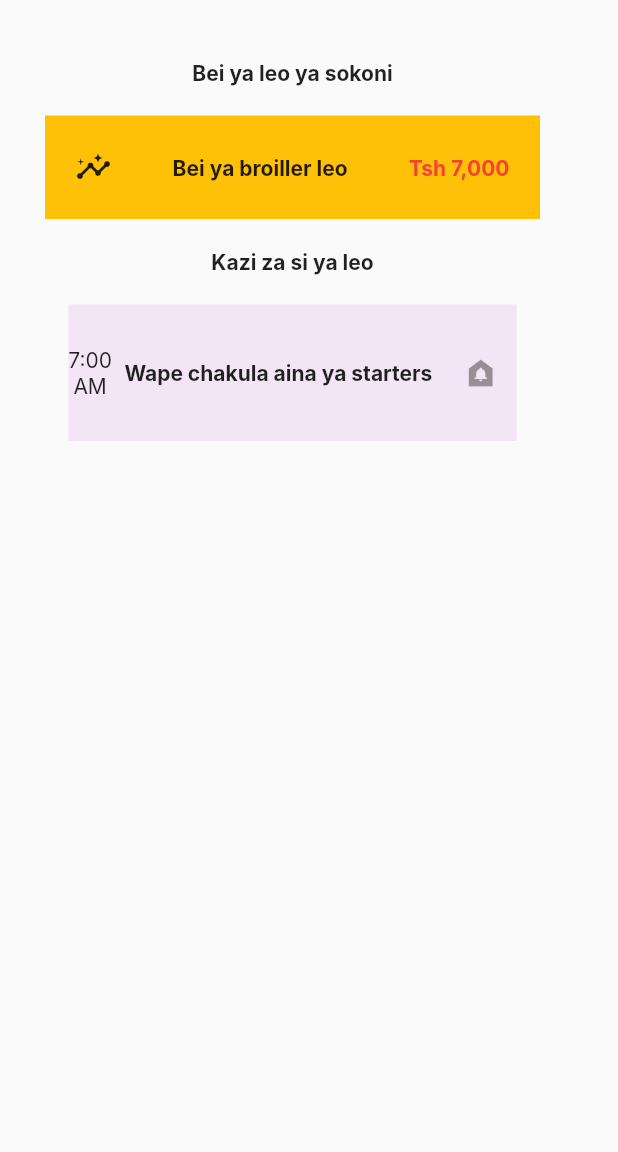
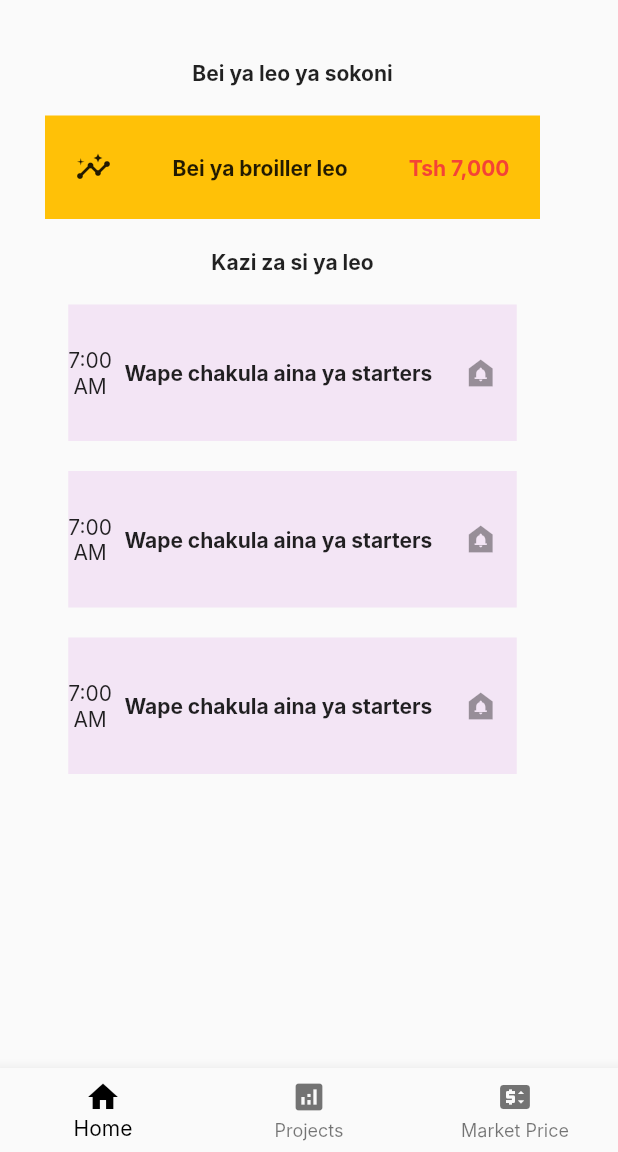
Before and after one commit to ezyerk2130/Agrikuku, a Flutter app: the screen it shows after launch, on a phone screen of 412 x 824 dp, the part 84-1236 px from its top. Run offline on Flutter 3.47's test engine with Material 2 defaults, Android fonts, the phone set to English and light mode, and no system bars; Roboto replaces fonts that are missing (Inter).

Commit message:
version4

```diff
--- a/lib/main.dart
+++ b/lib/main.dart
@@ -102,11 +102,72 @@ class myHomePage extends StatelessWidget {
                     ],
                   ),
                 ),
+                SizedBox(height: 20.0,),
+                Container(
+                  width: 299.0,
+                  height: 91,
+                  color: Colors.purple[50],
+                  child: Row(
+                    mainAxisAlignment: MainAxisAlignment.spaceBetween,
+                    children: [
+                      Column(
+                        mainAxisAlignment: MainAxisAlignment.center,
+                        children:const [
+                          Text('7:00'),
+                          Text('AM'),
+                        ],
+                      ),
+                      const Text('Wape chakula aina ya starters',
+                        style: TextStyle(
+                          fontWeight: FontWeight.bold ,
+                        ),
+                      ),
+                      IconButton(onPressed: null, icon: Icon(Icons.doorbell))
+                    ],
+                  ),
+                ),
+               SizedBox(height: 20.0,),
+                Container(
+                  width: 299.0,
+                  height: 91,
+                  color: Colors.purple[50],
+                  child: Row(
+                    mainAxisAlignment: MainAxisAlignment.spaceBetween,
+                    children: [
+                      Column(
+                        mainAxisAlignment: MainAxisAlignment.center,
+                        children:const [
+                          Text('7:00'),
+                          Text('AM'),
+                        ],
+                      ),
+                      const Text('Wape chakula aina ya starters',
+                        style: TextStyle(
+                          fontWeight: FontWeight.bold ,
+                        ),
+                      ),
+                      IconButton(onPressed: null, icon: Icon(Icons.doorbell))
+                    ],
+                  ),
+                ),
               ],
             ),
-
           ],
         ),
+      ),
+      bottomNavigationBar: BottomNavigationBar(
+        items: const [
+          BottomNavigationBarItem(icon: Icon(Icons.home),
+            label: 'Home',
+          ),
+          BottomNavigationBarItem(icon: Icon(Icons.analytics),
+            label: 'Projects',
+          ),
+          BottomNavigationBarItem(icon: Icon(Icons.price_change),
+            label: 'Market Price',
+          ),
+        ],
+        selectedItemColor: Colors.black,
       ),
     );
   }
```
